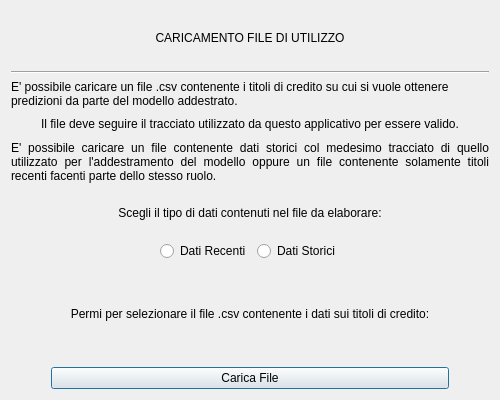
Old version of the form NewUI/view/loadnewfile.ui in the repository Mskty/Coattiva.
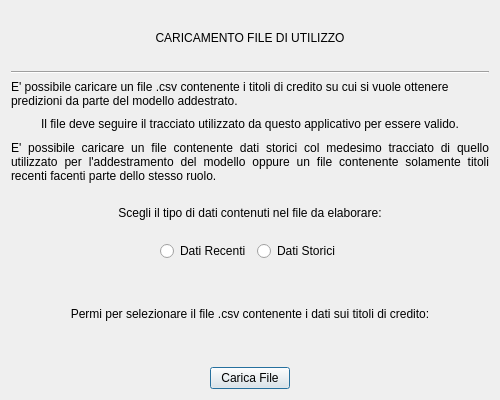
New version of the form.

What changed in the file:
```diff
--- a/NewUI/view/loadnewfile.ui
+++ b/NewUI/view/loadnewfile.ui
@@ -160,7 +160,7 @@
           <enum>Qt::Horizontal</enum>
          </property>
          <property name="sizeType">
-          <enum>QSizePolicy::Preferred</enum>
+          <enum>QSizePolicy::Expanding</enum>
          </property>
          <property name="sizeHint" stdset="0">
           <size>
@@ -183,7 +183,7 @@
           <enum>Qt::Horizontal</enum>
          </property>
          <property name="sizeType">
-          <enum>QSizePolicy::Preferred</enum>
+          <enum>QSizePolicy::Expanding</enum>
          </property>
          <property name="sizeHint" stdset="0">
           <size>
```
